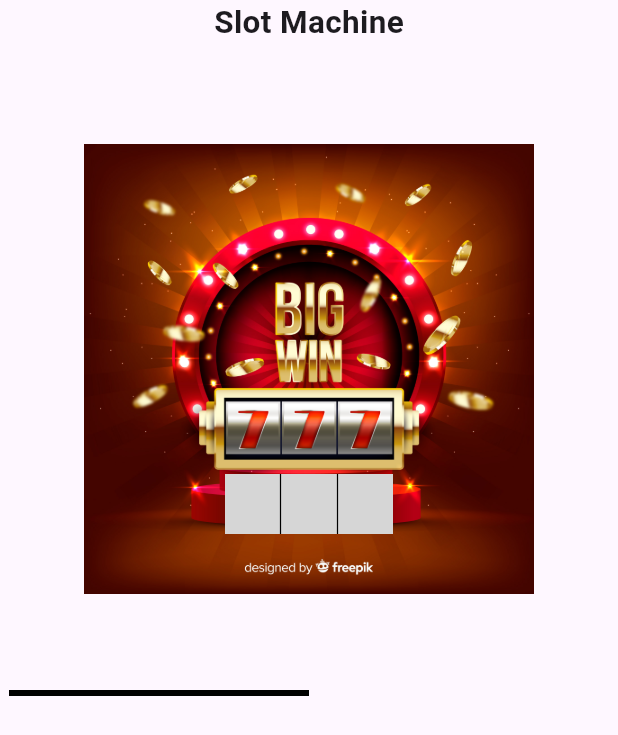
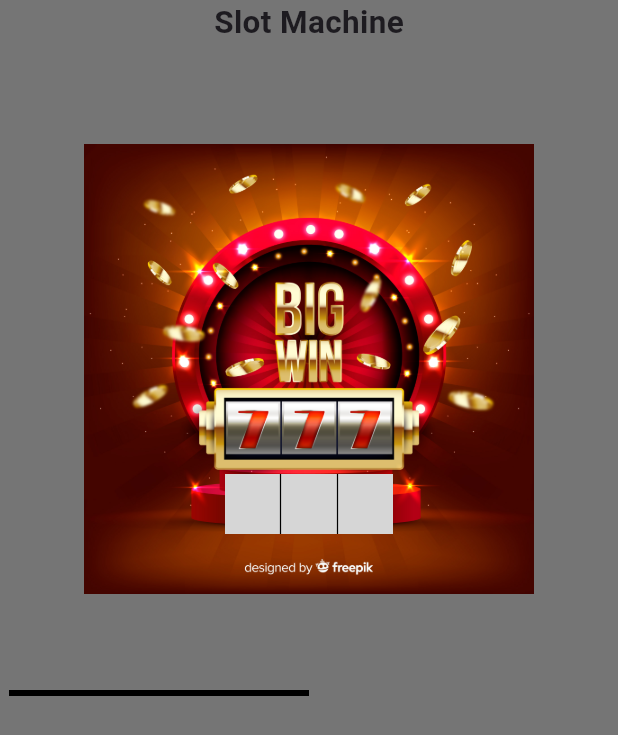
Before and after one commit to pobeda1/ehinaceya, a Flutter app: the screen it shows after launch, on a phone screen of 412 x 824 dp. Shown: the top 735 px of the screen. Run offline on Flutter 3.47's test engine with Material 3 defaults, Android fonts, the light colour scheme and no system bars; our stand-ins replace flutter_svg; missing offline and left inert: roller_list; statements that could not run were skipped; grey boxes are pictures that could not be loaded.

Commit message:
minor ui changes and delete unnecessary code

```diff
--- a/lib/main.dart
+++ b/lib/main.dart
@@ -74,7 +74,9 @@ class MainApp extends StatelessWidget {
   @override
   Widget build(BuildContext context) {
     return MaterialApp(
+      debugShowCheckedModeBanner: false,
       home: Scaffold(
+        backgroundColor: Colors.grey[600],
         body: Center(child: SlotMachine()),
       ),
     );
--- a/lib/slotmachine.dart
+++ b/lib/slotmachine.dart
@@ -16,8 +16,8 @@ class SlotMachine extends StatefulWidget {
 
 class _SlotMachineState extends State<SlotMachine> {
   static const _rotationTimeStep = Duration(milliseconds: 100);
-  static const _rotationTimeStep2 = Duration(milliseconds: 800);
-  static const _rotationTimeStep3 = Duration(milliseconds: 2000);
+  static const _rotationTimeStep2 = Duration(milliseconds: 100);
+  static const _rotationTimeStep3 = Duration(milliseconds: 100);
   final List<Widget> slots = _getSlots();
   final List<String> slotNames = [
     "zero",
@@ -32,7 +32,7 @@ class _SlotMachineState extends State<SlotMachine> {
     "nine",
     "redJohn"
   ];
-  int? first, second, third, fourth;
+  int? first, second, third;
   final leftRoller = GlobalKey<RollerListState>();
   final centerRoller = GlobalKey<RollerListState>();
   final rightRoller = GlobalKey<RollerListState>();
@@ -46,7 +46,6 @@ class _SlotMachineState extends State<SlotMachine> {
     first = 0;
     second = 0;
     third = 0;
-    fourth = 0;
     super.initState();
   }
 
@@ -243,7 +242,7 @@ class _SlotMachineState extends State<SlotMachine> {
 
   int _getWeightedRandomSlotIndex() {
     final double targetProbability =
-        0.05; // 5% вероятность для последнего слота
+        0.001; // 5% вероятность для последнего слота
     final int numSlots = slots.length;
     final double remainingProbability = 1.0 - targetProbability;
     final double slotProbability = remainingProbability / (numSlots - 1);
```
